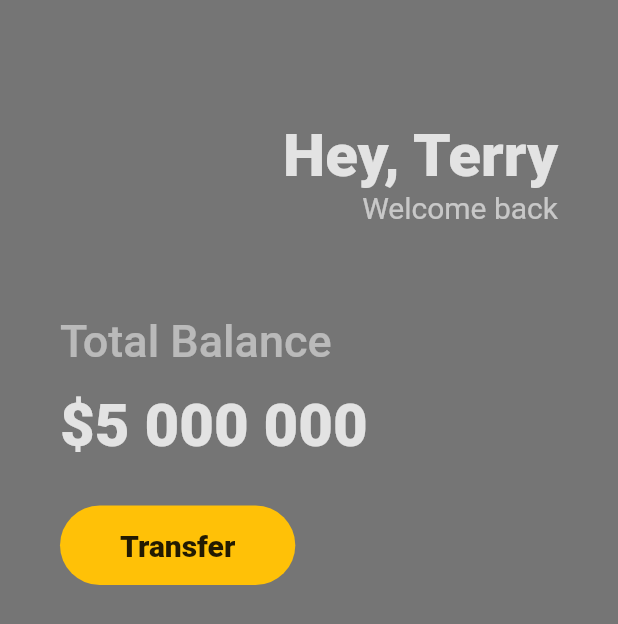
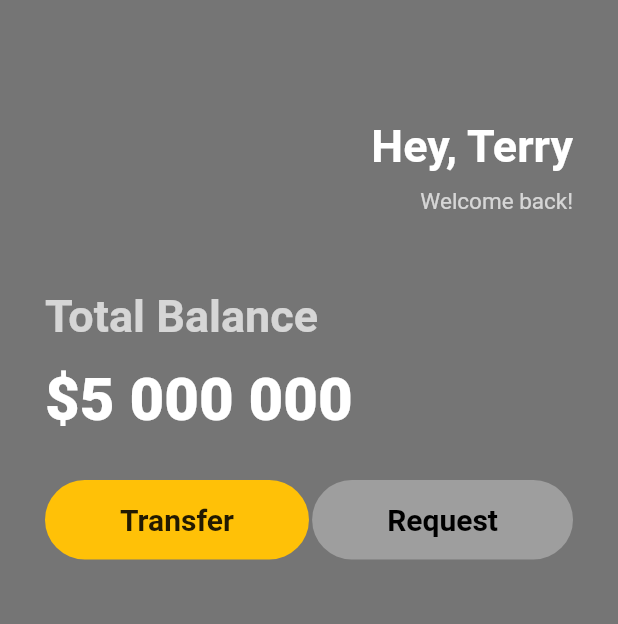
Before and after one commit to geepum/toonflix, a Flutter app: the screen it shows after launch, on a phone screen of 412 x 824 dp. Shown: the top 624 px of the screen. Run offline on Flutter 3.47's test engine with Material 2 defaults, Android fonts, the phone set to English and light mode, and no system bars.

Commit message:
update 3.5 Reusable Widgets

```diff
--- /dev/null
+++ b/lib/classes/widgets.dart
@@ -0,0 +1,69 @@
+import 'package:flutter/material.dart';
+
+// Widget for Words
+class Words extends StatelessWidget {
+  final String words;
+  final Color wordsColor;
+  final double wordsSize;
+  final FontWeight wordsWeight;
+
+  const Words(
+      {super.key,
+      required this.words,
+      required this.wordsColor,
+      required this.wordsSize,
+      required this.wordsWeight});
+
+  @override
+  Widget build(BuildContext context) {
+    return Text(
+      words,
+      style: TextStyle(
+        color: wordsColor,
+        fontSize: wordsSize,
+        fontWeight: wordsWeight,
+      ),
+    );
+  }
+}
+
+// Widget for Buttons
+class Button extends StatelessWidget {
+  final Color buttonColor;
+  final String buttonText;
+  final Color buttonFontColor;
+  final double buttonFontSize;
+  final FontWeight buttonFontWeight;
+
+  const Button(
+      {super.key,
+      required this.buttonColor,
+      required this.buttonText,
+      required this.buttonFontColor,
+      required this.buttonFontSize,
+      required this.buttonFontWeight});
+
+  @override
+  Widget build(BuildContext context) {
+    return Container(
+      decoration: BoxDecoration(
+        color: buttonColor,
+        borderRadius: BorderRadius.circular(40.0),
+      ),
+      child: Padding(
+        padding: const EdgeInsets.symmetric(
+          vertical: 15.0,
+          horizontal: 50.0,
+        ),
+        child: Text(
+          buttonText,
+          style: TextStyle(
+            color: buttonFontColor,
+            fontSize: buttonFontSize,
+            fontWeight: buttonFontWeight,
+          ),
+        ),
+      ),
+    );
+  }
+}
--- a/lib/main.dart
+++ b/lib/main.dart
@@ -1,4 +1,5 @@
 import 'package:flutter/material.dart';
+import 'package:toonflix/classes/widgets.dart';
 
 void main() {
   runApp(const MyApp());
@@ -14,7 +15,7 @@ class MyApp extends StatelessWidget {
       home: Scaffold(
         backgroundColor: Colors.black54,
         body: Padding(
-          padding: const EdgeInsets.symmetric(horizontal: 40.0),
+          padding: const EdgeInsets.symmetric(horizontal: 30.0),
           child: Column(
             children: [
               const SizedBox(
@@ -25,85 +26,69 @@ class MyApp extends StatelessWidget {
                 children: [
                   Column(
                     crossAxisAlignment: CrossAxisAlignment.end,
-                    children: [
-                      Text(
-                        'Hey, Terry',
-                        style: TextStyle(
-                          color: Colors.white.withOpacity(0.8),
-                          fontSize: 40,
-                          fontWeight: FontWeight.w800,
-                        ),
+                    children: const [
+                      Words(
+                          words: 'Hey, Terry',
+                          wordsColor: Colors.white,
+                          wordsSize: 30.0,
+                          wordsWeight: FontWeight.w700),
+                      SizedBox(
+                        height: 10.0,
                       ),
-                      Text(
-                        'Welcome back',
-                        style: TextStyle(
-                          color: Colors.white.withOpacity(0.6),
-                          fontSize: 20,
-                          // fontWeight: FontWeight.w800,
-                        ),
-                      ),
+                      Words(
+                          words: 'Welcome back!',
+                          wordsColor: Colors.white70,
+                          wordsSize: 15.0,
+                          wordsWeight: FontWeight.w400),
                     ],
                   ),
                 ],
               ),
               const SizedBox(
-                height: 60.0,
+                height: 50.0,
               ),
               Row(
-                mainAxisAlignment: MainAxisAlignment.start,
                 children: [
                   Column(
                     crossAxisAlignment: CrossAxisAlignment.start,
-                    children: [
-                      Text(
-                        'Total Balance',
-                        style: TextStyle(
-                          color: Colors.white.withOpacity(0.5),
-                          fontSize: 30,
-                          fontWeight: FontWeight.w500,
-                        ),
-                      ),
-                      const SizedBox(
+                    children: const [
+                      Words(
+                          words: 'Total Balance',
+                          wordsColor: Colors.white70,
+                          wordsSize: 30.0,
+                          wordsWeight: FontWeight.w700),
+                      SizedBox(
                         height: 15.0,
                       ),
-                      Text(
-                        '\$5 000 000',
-                        style: TextStyle(
-                          color: Colors.white.withOpacity(0.8),
-                          fontSize: 40,
-                          fontWeight: FontWeight.w800,
-                        ),
-                      ),
-                      const SizedBox(
-                        height: 30.0,
-                      ),
-                      Row(
-                        children: [
-                          Container(
-                            decoration: BoxDecoration(
-                              borderRadius: BorderRadius.circular(40.0),
-                              color: Colors.amber.shade500,
-                            ),
-                            child: const Padding(
-                              padding: EdgeInsets.symmetric(
-                                vertical: 15.0,
-                                horizontal: 40.0,
-                              ),
-                              child: Text(
-                                'Transfer',
-                                style: TextStyle(
-                                  fontSize: 20.0,
-                                  fontWeight: FontWeight.w800,
-                                ),
-                              ),
-                            ),
-                          ),
-                        ],
-                      ),
+                      Words(
+                          words: '\$5 000 000',
+                          wordsColor: Colors.white,
+                          wordsSize: 40.0,
+                          wordsWeight: FontWeight.w900),
                     ],
-                  ),
+                  )
                 ],
               ),
+              const SizedBox(
+                height: 30.0,
+              ),
+              Row(
+                mainAxisAlignment: MainAxisAlignment.spaceBetween,
+                children: const [
+                  Button(
+                      buttonColor: Colors.amber,
+                      buttonText: 'Transfer',
+                      buttonFontColor: Colors.black87,
+                      buttonFontSize: 20.0,
+                      buttonFontWeight: FontWeight.w600),
+                  Button(
+                      buttonColor: Colors.grey,
+                      buttonText: 'Request',
+                      buttonFontColor: Colors.black,
+                      buttonFontSize: 20.0,
+                      buttonFontWeight: FontWeight.w600)
+                ],
+              )
             ],
           ),
         ),
```
